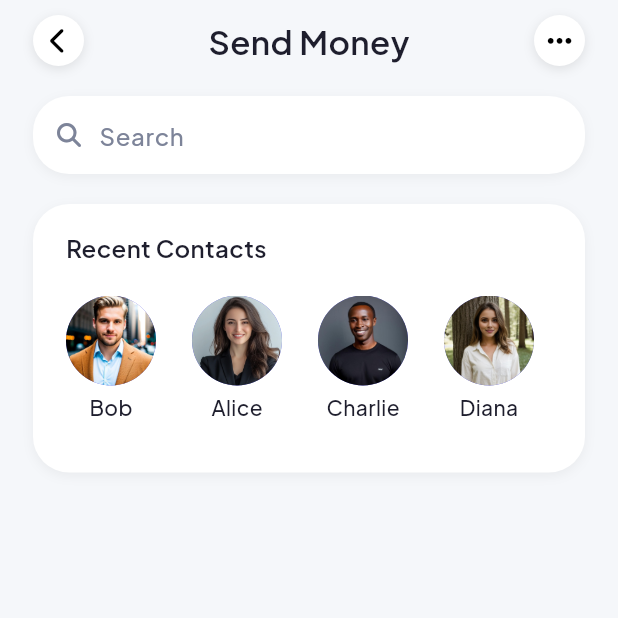
After one commit to maneth909/flutter_ui_playground, a Flutter app: the SendMoneyMain screen opened directly, on a phone screen of 412 x 824 dp, the top half of it. The commit adds this screen. Run offline on Flutter 3.47's test engine with Material 3 defaults, Android fonts, the phone set to English and light mode, and no system bars; our stand-ins replace font_awesome_flutter, google_fonts.

```diff
--- /dev/null
+++ b/lib/projects/02_banking_app_ui/components/send_money_header.dart
@@ -0,0 +1,79 @@
+import 'package:flutter/material.dart';
+import '../theme_extension.dart';
+import 'package:font_awesome_flutter/font_awesome_flutter.dart';
+import 'package:google_fonts/google_fonts.dart';
+
+class SendMoneyHeader extends StatelessWidget {
+  final VoidCallback? onTapBack;
+  const SendMoneyHeader({super.key, required this.onTapBack});
+
+  @override
+  Widget build(BuildContext context) {
+    // 1. Wrap everything in a Hero
+    return Hero(
+      tag: 'send_money_static_header', // Unique ID shared by both pages
+      // 2. Wrap in Material to prevent text style glitches during animation
+      child: Material(
+        type: MaterialType.transparency,
+        child: Row(
+          mainAxisAlignment: MainAxisAlignment.spaceBetween,
+          children: [
+            GestureDetector(
+              onTap: onTapBack,
+              child: Container(
+                decoration: BoxDecoration(
+                  color: Colors.white,
+                  shape: BoxShape.circle,
+                  boxShadow: [
+                    BoxShadow(
+                      color: Colors.black.withValues(
+                        alpha: 0.1,
+                      ), // Fixed withValues
+                      blurRadius: 6,
+                      offset: const Offset(0, 2),
+                    ),
+                  ],
+                ),
+                padding: const EdgeInsets.all(8),
+                child: const Icon(
+                  FontAwesomeIcons.chevronLeft,
+                  size: 18,
+                  color: Colors.black,
+                ),
+              ),
+            ),
+            Text(
+              'Send Money',
+              style: TextStyle(
+                color: context.textColor,
+                fontSize: 22,
+                fontFamily: GoogleFonts.plusJakartaSans().fontFamily,
+                fontWeight: FontWeight.w600,
+                decoration: TextDecoration.none, // Safety for Hero text
+              ),
+            ),
+            Container(
+              decoration: BoxDecoration(
+                color: Colors.white,
+                shape: BoxShape.circle,
+                boxShadow: [
+                  BoxShadow(
+                    color: Colors.black.withValues(alpha: .1),
+                    blurRadius: 6,
+                    offset: const Offset(0, 2),
+                  ),
+                ],
+              ),
+              padding: const EdgeInsets.all(8),
+              child: const Icon(
+                FontAwesomeIcons.ellipsis,
+                size: 18,
+                color: Colors.black,
+              ),
+            ),
+          ],
+        ),
+      ),
+    );
+  }
+}
--- a/lib/projects/02_banking_app_ui/main_banking_app.dart
+++ b/lib/projects/02_banking_app_ui/main_banking_app.dart
@@ -26,9 +26,7 @@ class BankingApp extends StatelessWidget {
           onSurface: darkText,
           onSurfaceVariant: greyText,
         ),
-        textTheme: GoogleFonts.plusJakartaSansTextTheme(
-          Theme.of(context).textTheme,
-        ),
+        textTheme: GoogleFonts.plusJakartaSansTextTheme(),
       ),
       child: BankingHomePageContent(),
     );
--- /dev/null
+++ b/lib/projects/02_banking_app_ui/model/contact_model.dart
@@ -0,0 +1,11 @@
+class ContactModel {
+  String name;
+  String accountNumber;
+  String imagePath;
+
+  ContactModel({
+    required this.name,
+    required this.accountNumber,
+    required this.imagePath,
+  });
+}
--- /dev/null
+++ b/lib/projects/02_banking_app_ui/send_money_main.dart
@@ -0,0 +1,207 @@
+import 'package:flutter/material.dart';
+import 'theme_extension.dart';
+import 'package:font_awesome_flutter/font_awesome_flutter.dart';
+import 'package:google_fonts/google_fonts.dart';
+import 'model/contact_model.dart';
+import 'send_money_amount_page.dart';
+import 'components/send_money_header.dart';
+
+class SendMoneyMain extends StatefulWidget {
+  const SendMoneyMain({super.key});
+
+  @override
+  State<SendMoneyMain> createState() => _SendMoneyMainState();
+}
+
+class _SendMoneyMainState extends State<SendMoneyMain> {
+  List<ContactModel> contactList = [
+    ContactModel(
+      name: 'Bob',
+      imagePath: 'assets/images/users/user1.jpg',
+      accountNumber: '**** **** **** 1234',
+    ),
+    ContactModel(
+      name: 'Alice',
+      imagePath: 'assets/images/users/user2.png',
+      accountNumber: '**** **** **** 5678',
+    ),
+    ContactModel(
+      name: 'Charlie',
+      imagePath: 'assets/images/users/user3.jpg',
+      accountNumber: '**** **** **** 9012',
+    ),
+    ContactModel(
+      name: 'Diana',
+      imagePath: 'assets/images/users/user4.jpg',
+      accountNumber: '**** **** **** 3456',
+    ),
+    ContactModel(
+      name: 'Ethan',
+      imagePath: 'assets/images/users/user5.jpg',
+      accountNumber: '**** **** **** 7890',
+    ),
+  ];
+
+  @override
+  Widget build(BuildContext context) {
+    return Scaffold(
+      backgroundColor: const Color(0xFFF5F7FA),
+      body: SafeArea(
+        child: Padding(
+          padding: const EdgeInsets.symmetric(horizontal: 22, vertical: 10),
+          child: Column(
+            children: [
+              SendMoneyHeader(
+                onTapBack: () {
+                  Navigator.pop(context);
+                },
+              ),
+              SizedBox(height: 20),
+              _buildSearchBar(context),
+              SizedBox(height: 20),
+              _buildRecentContactsSection(context),
+            ],
+          ),
+        ),
+      ),
+    );
+  }
+
+  Widget _buildSearchBar(BuildContext context) {
+    return Container(
+      decoration: BoxDecoration(
+        color: Colors.white,
+        borderRadius: BorderRadius.circular(24),
+        boxShadow: [
+          BoxShadow(
+            color: Colors.black.withValues(alpha: .05),
+            blurRadius: 6,
+            offset: const Offset(0, 2),
+          ),
+        ],
+      ),
+      padding: const EdgeInsets.symmetric(horizontal: 16, vertical: 2),
+      child: Row(
+        crossAxisAlignment: CrossAxisAlignment.center,
+        children: [
+          Icon(
+            FontAwesomeIcons.magnifyingGlass,
+            size: 16,
+            color: context.greyTextColor,
+          ),
+          const SizedBox(width: 12),
+          Expanded(
+            child: TextField(
+              decoration: InputDecoration(
+                hintText: 'Search',
+                hintStyle: TextStyle(
+                  color: context.greyTextColor,
+                  fontSize: 16,
+                  fontFamily: GoogleFonts.plusJakartaSans().fontFamily,
+                  fontWeight: FontWeight.w500,
+                ),
+                border: InputBorder.none,
+              ),
+            ),
+          ),
+        ],
+      ),
+    );
+  }
+
+  Widget _buildContactAvatar(
+    BuildContext context,
+    String imagePath,
+    String name,
+    VoidCallback onTap,
+  ) {
+    return GestureDetector(
+      onTap: onTap,
+      child: Padding(
+        padding: const EdgeInsets.only(right: 24),
+        child: Column(
+          children: [
+            Hero(
+              tag: name, // Must be unique per user
+              child: CircleAvatar(
+                radius: 30,
+                backgroundImage: AssetImage(imagePath),
+              ),
+            ),
+            const SizedBox(height: 4),
+            Text(
+              name,
+              style: TextStyle(
+                color: context.textColor,
+                fontSize: 14,
+                fontFamily: GoogleFonts.plusJakartaSans().fontFamily,
+                fontWeight: FontWeight.w500,
+                height: 1.4,
+              ),
+            ),
+          ],
+        ),
+      ),
+    );
+  }
+
+  Widget _buildRecentContactsSection(BuildContext context) {
+    return Container(
+      padding: EdgeInsets.symmetric(horizontal: 22, vertical: 18),
+      decoration: BoxDecoration(
+        color: Colors.white,
+        borderRadius: BorderRadius.circular(24),
+        boxShadow: [
+          BoxShadow(
+            color: Colors.black.withValues(alpha: .05),
+            blurRadius: 6,
+            offset: const Offset(0, 2),
+          ),
+        ],
+      ),
+      child: Column(
+        crossAxisAlignment: CrossAxisAlignment.start,
+        children: [
+          Text(
+            'Recent Contacts',
+            style: TextStyle(
+              color: context.textColor,
+              fontSize: 16,
+              fontFamily: GoogleFonts.plusJakartaSans().fontFamily,
+              fontWeight: FontWeight.w600,
+            ),
+          ),
+          const SizedBox(height: 20),
+          SizedBox(
+            height: 100,
+            child: ListView.separated(
+              scrollDirection: Axis.horizontal,
+              itemCount: contactList.length,
+              separatorBuilder: (_, _) => const SizedBox(width: 0),
+              itemBuilder: (context, index) {
+                final contact = contactList[index];
+                return _buildContactAvatar(
+                  context,
+                  contact.imagePath,
+                  contact.name,
+                  () {
+                    Navigator.push(
+                      context,
+                      MaterialPageRoute(
+                        builder: (context) => SendMoneyAmountPage(
+                          name: contact.name,
+                          imagePath: contact.imagePath,
+                          accountNumber: contact.accountNumber,
+                        ),
+                      ),
+                    );
+                  },
+                );
+              },
+            ),
+          ),
+        ],
+      ),
+    );
+  }
+}
--- a/pubspec.yaml
+++ b/pubspec.yaml
@@ -15,6 +15,7 @@ dependencies:
   google_fonts: ^6.1.0
   cupertino_icons: ^1.0.8
   font_awesome_flutter: ^10.12.0
+  intl: ^0.20.2
   # lucide_icons: ^0.257.0
 
 dev_dependencies:
@@ -30,6 +31,7 @@ flutter:
   assets:
     - assets/images/
     - assets/images/logo/
+    - assets/images/users/
 
   # fonts:
   #   - family: Schyler
```
Also changed, not shown: lib/main.dart (+15 -0 lines), lib/projects/02_banking_app_ui/home.dart (+13 -2 lines), lib/projects/02_banking_app_ui/send_money_amount_page.dart (added, +381 -0 lines), assets/images/usd.png (added), assets/images/users/user1.jpg (added), assets/images/users/user2.png (added), assets/images/users/user3.jpg (added), assets/images/users/user4.jpg (added), assets/images/users/user5.jpg (added), lib/projects/02_banking_app_ui/model/transaction_model.dart (renamed from lib/projects/02_banking_app_ui/transation_model.dart), pubspec.lock.
